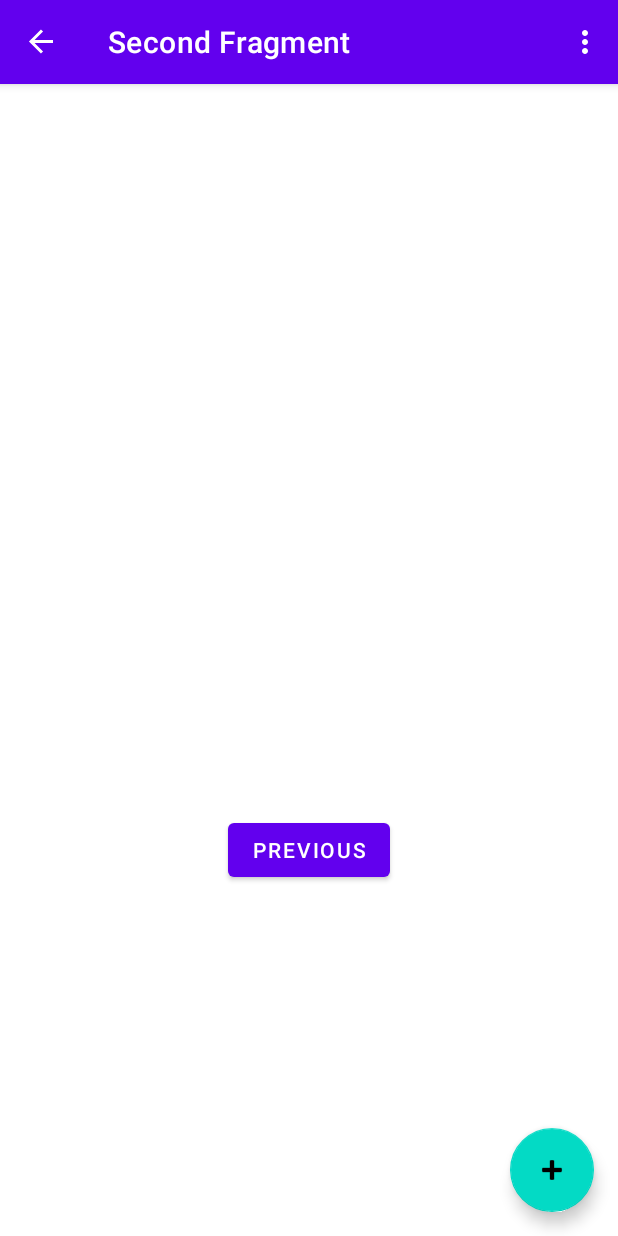
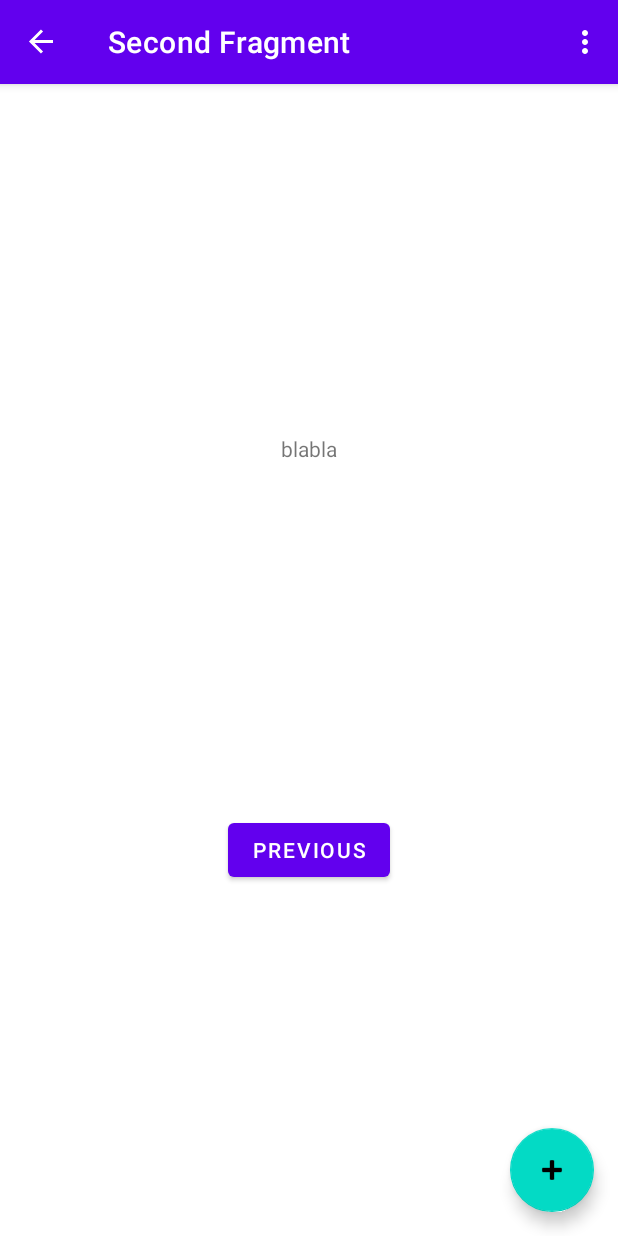
Before and after one commit to zille1123/FamilyPizzaMaker, an Android app: the SecondFragment screen opened through its navigation route, on a phone screen of 412 x 824 dp. Run offline under Robolectric (Android 15) with nearby library versions, the phone set to English and light mode, and no system bars; our stand-ins replace navigation-ui.

Commit message:
Text in 2nd

```diff
--- a/app/src/main/res/layout/fragment_second.xml
+++ b/app/src/main/res/layout/fragment_second.xml
@@ -10,6 +10,7 @@
         android:id="@+id/textview_second"
         android:layout_width="wrap_content"
         android:layout_height="wrap_content"
+        android:text="blabla"
         app:layout_constraintBottom_toTopOf="@id/button_second"
         app:layout_constraintEnd_toEndOf="parent"
         app:layout_constraintStart_toStartOf="parent"
```
